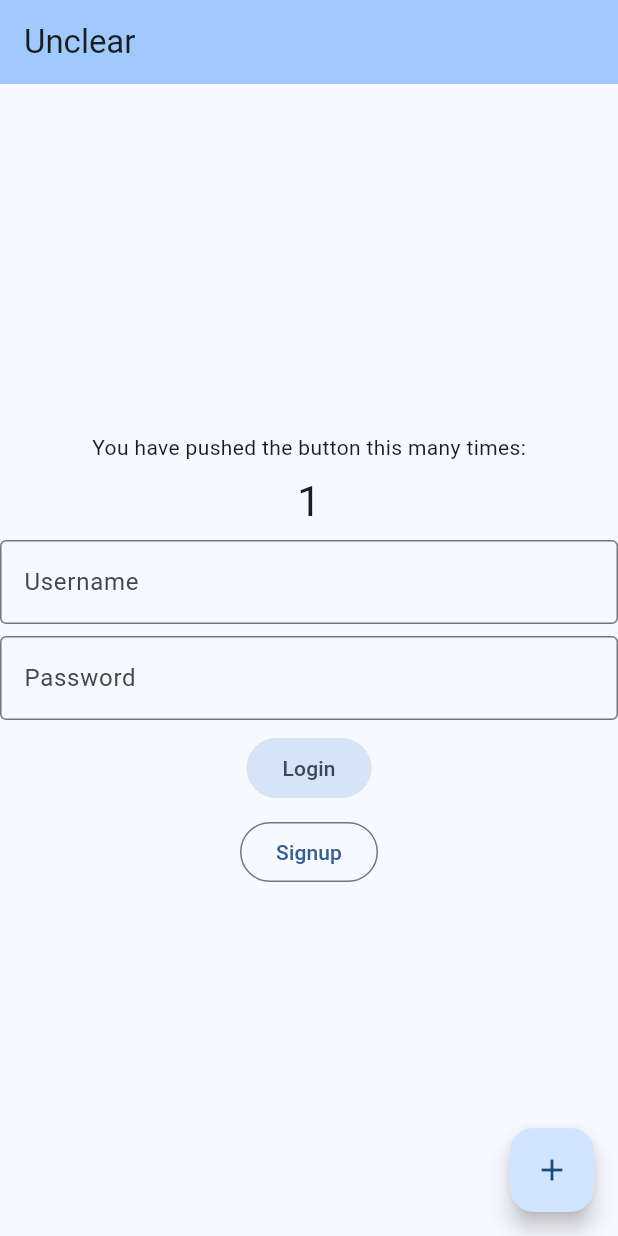
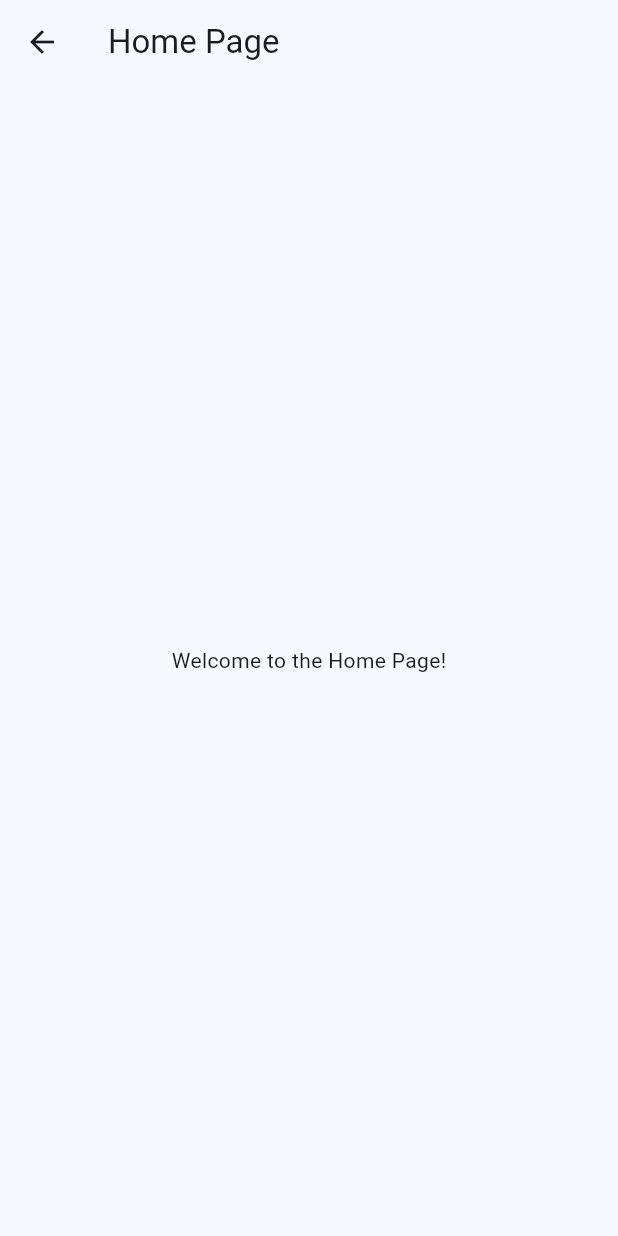
Before and after one commit to OttoRoming/unclear, a Flutter app: the screen it shows after launch, after a tap on "Login", on a phone screen of 412 x 824 dp. Run offline on Flutter 3.47's test engine with Material 3 defaults, Android fonts, the phone set to English and light mode, and no system bars.

Commit message:
added navigation between two screens

```diff
--- a/lib/main.dart
+++ b/lib/main.dart
@@ -29,14 +29,14 @@ class AuthPage extends StatefulWidget {
 }
 
 class _AuthPageState extends State<AuthPage> {
-  int _counter = 0;
   String _username = "";
   String _password = "";
 
-  void _incrementCounter() {
-    setState(() {
-      _counter++;
-    });
+  void _hanleAuthentication() {
+    Navigator.push(
+      context,
+      MaterialPageRoute(builder: (context) => const HomePage()),
+    );
   }
 
   @override
@@ -51,12 +51,6 @@ class _AuthPageState extends State<AuthPage> {
           mainAxisAlignment: MainAxisAlignment.center,
           spacing: 8.0,
           children: <Widget>[
-            const Text('You have pushed the button this many times:'),
-            Text(
-              '$_counter',
-              style: Theme.of(context).textTheme.headlineMedium,
-            ),
-
             TextField(
               decoration: InputDecoration(
                 border: OutlineInputBorder(),
@@ -75,23 +69,35 @@ class _AuthPageState extends State<AuthPage> {
             FilledButton.tonal(
               child: const Text("Login"),
               onPressed: () {
-                _incrementCounter();
+                _hanleAuthentication();
               },
             ),
             OutlinedButton(
               child: const Text("Signup"),
               onPressed: () {
-                _incrementCounter();
+                _hanleAuthentication();
               },
             ),
           ],
         ),
       ),
-      floatingActionButton: FloatingActionButton(
-        onPressed: _incrementCounter,
-        tooltip: 'Increment',
-        child: const Icon(Icons.add),
-      ),
     );
   }
 }
+
+class HomePage extends StatefulWidget {
+  const HomePage({super.key});
+
+  @override
+  State<HomePage> createState() => _HomePageState();
+}
+
+class _HomePageState extends State<HomePage> {
+  @override
+  Widget build(BuildContext context) {
+    return Scaffold(
+      appBar: AppBar(title: const Text("Home Page")),
+      body: const Center(child: Text("Welcome to the Home Page!")),
+    );
+  }
+}
```
